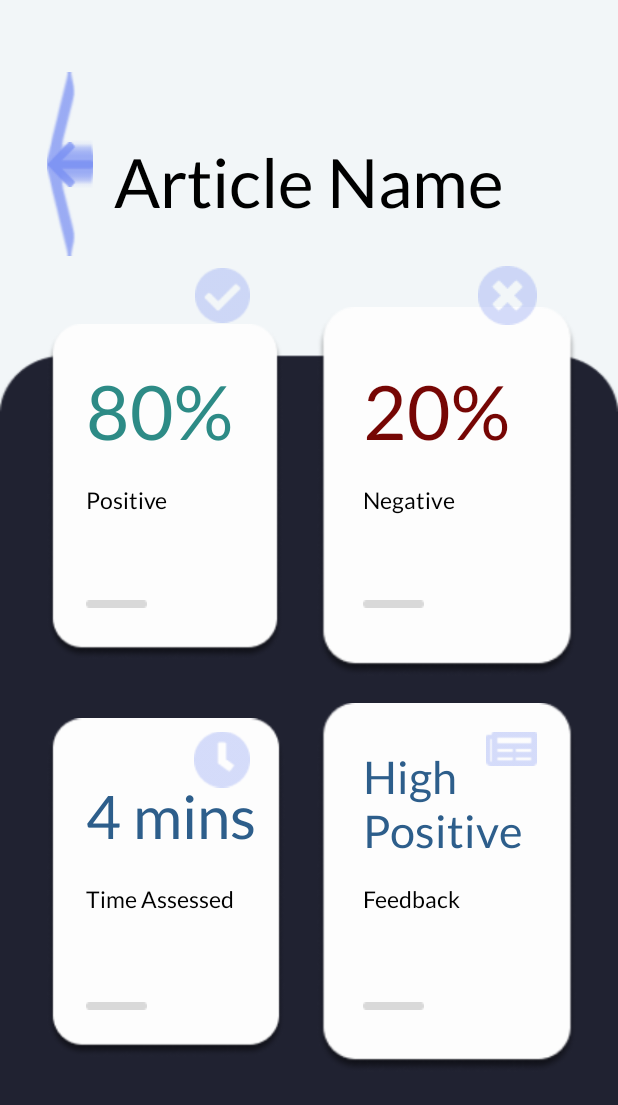
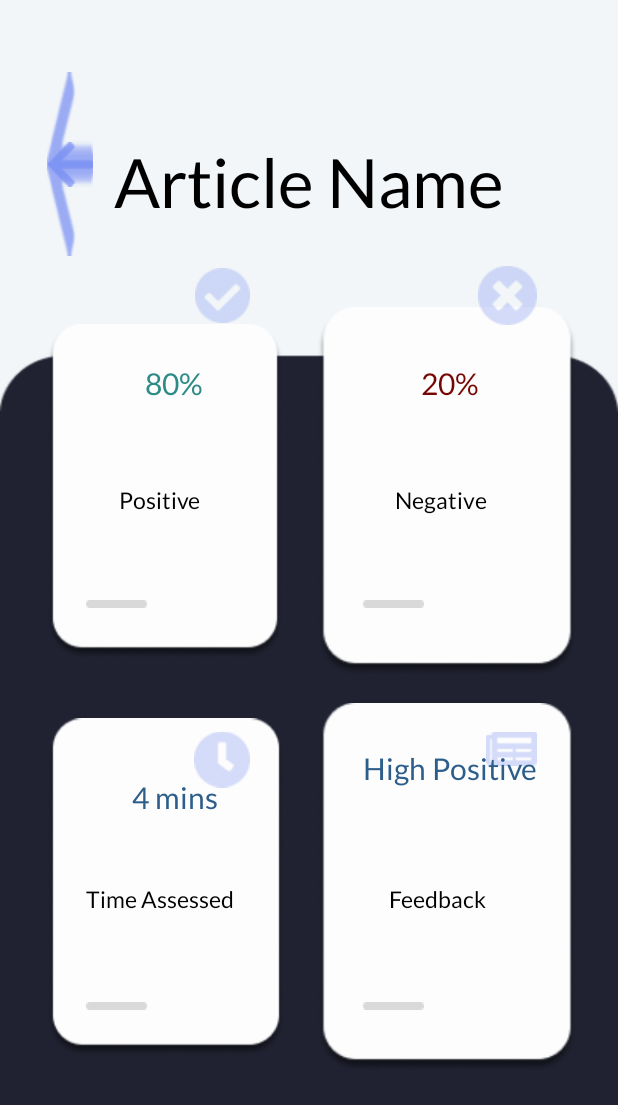
Before and after one commit to YouDontSayIt-dev/Investor-Article-Summarization-Program, an Android app: the layout activity_result.xml on its own in the app's theme, with its tools: preview values and no code run, on a phone screen of 412 x 824 dp. Shown: the top 1105 px of the screen. Run offline under Robolectric (Android 15) with nearby library versions, the phone set to English and light mode, and no system bars.

```diff
--- a/app/src/main/res/layout/activity_result.xml
+++ b/app/src/main/res/layout/activity_result.xml
@@ -70,6 +70,7 @@
         android:layout_alignParentTop="true"
         android:layout_alignParentEnd="true"
         android:layout_alignParentBottom="true"
+        android:textAlignment="center"
         android:layout_marginStart="31dp"
         android:layout_marginTop="433dp"
         android:layout_marginEnd="222dp"
@@ -218,6 +219,7 @@
         android:layout_alignParentTop="true"
         android:layout_alignParentEnd="true"
         android:layout_alignParentBottom="true"
+        android:textAlignment="center"
         android:layout_marginStart="57dp"
         android:layout_marginTop="324dp"
         android:layout_marginEnd="257dp"
@@ -252,6 +254,7 @@
         android:layout_alignParentTop="true"
         android:layout_alignParentEnd="true"
         android:layout_alignParentBottom="true"
+        android:textAlignment="center"
         android:layout_marginStart="242dp"
         android:layout_marginTop="590dp"
         android:layout_marginEnd="71dp"
@@ -269,6 +272,7 @@
         android:layout_alignParentTop="true"
         android:layout_alignParentEnd="true"
         android:layout_alignParentBottom="true"
+        android:textAlignment="center"
         android:layout_marginStart="242dp"
         android:layout_marginTop="324dp"
         android:layout_marginEnd="67dp"
@@ -286,6 +290,7 @@
         android:layout_alignParentTop="true"
         android:layout_alignParentEnd="true"
         android:layout_alignParentBottom="true"
+        android:textAlignment="center"
         android:layout_marginStart="57dp"
         android:layout_marginTop="243dp"
         android:layout_marginEnd="237dp"
@@ -293,7 +298,7 @@
         android:fontFamily="@font/lato_regular"
         android:text="80%"
         android:textColor="#2D8B86"
-        android:textSize="50dp" />
+        android:textSize="20dp" />
 
     <TextView
         android:id="@+id/textViewTime"
@@ -303,6 +308,7 @@
         android:layout_alignParentTop="true"
         android:layout_alignParentEnd="true"
         android:layout_alignParentBottom="true"
+        android:textAlignment="center"
         android:layout_marginStart="57dp"
         android:layout_marginTop="519dp"
         android:layout_marginEnd="235dp"
@@ -310,7 +316,7 @@
         android:fontFamily="@font/lato_regular"
         android:text="4 mins"
         android:textColor="#2D5E8B"
-        android:textSize="40dp" />
+        android:textSize="20dp" />
 
     <TextView
         android:id="@+id/textViewGrade"
@@ -320,6 +326,7 @@
         android:layout_alignParentTop="true"
         android:layout_alignParentEnd="true"
         android:layout_alignParentBottom="true"
+        android:textAlignment="center"
         android:layout_marginStart="242dp"
         android:layout_marginTop="500dp"
         android:layout_marginEnd="53dp"
@@ -327,7 +334,7 @@
         android:fontFamily="@font/lato_regular"
         android:text="High Positive"
         android:textColor="#2D5E8B"
-        android:textSize="30dp" />
+        android:textSize="20dp" />
 
     <TextView
         android:id="@+id/textViewNegativeResult"
@@ -341,9 +348,10 @@
         android:layout_marginTop="243dp"
         android:layout_marginEnd="53dp"
         android:layout_marginBottom="435dp"
+        android:textAlignment="center"
         android:fontFamily="@font/lato_regular"
         android:text="20%"
         android:textColor="#760604"
-        android:textSize="50dp" />
+        android:textSize="20dp" />
 
 </RelativeLayout>
```
Also changed, not shown: app/src/main/java/com/example/app/loadingScan.java (+26 -14 lines), app/src/main/java/com/example/app/result.java (+6 -3 lines).
